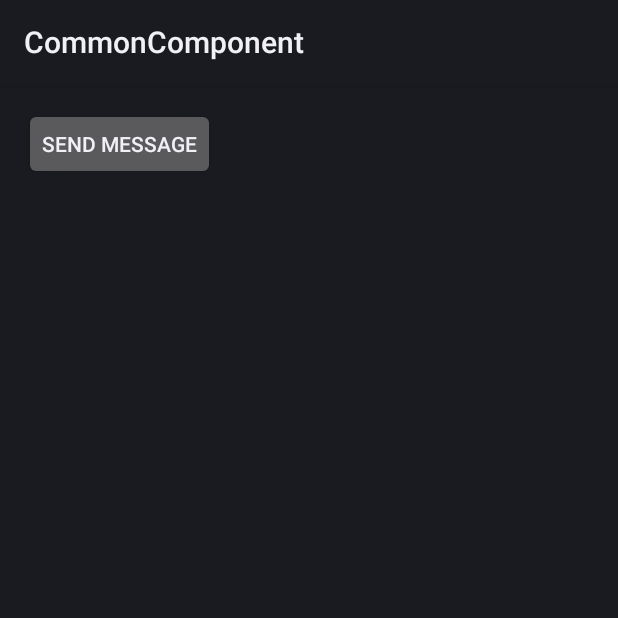
After one commit to jadeyan/common-component, an Android app: the HandlerActivity screen opened directly, with no data from a screen before it, on a phone screen of 412 x 824 dp, the top half of it. The commit adds this screen. Run offline under Robolectric (Android 15) with nearby library versions, the phone set to English and light mode, and no system bars.

Commit message:
Add HandlerActivity.
Add HandlerActivity.

```diff
--- /dev/null
+++ b/app/src/main/java/com/creditease/common/HandlerActivity.java
@@ -0,0 +1,46 @@
+package com.creditease.common;
+
+import android.app.Activity;
+import android.os.Bundle;
+import android.os.Handler;
+import android.view.View;
+import android.widget.Button;
+import android.widget.Toast;
+
+public class HandlerActivity extends Activity {
+
+    public static final int MESSAGE_TYPE_SEND = 1;
+    private Button mBtnSend;
+
+    @Override
+    protected void onCreate(Bundle savedInstanceState) {
+        super.onCreate(savedInstanceState);
+        setContentView(R.layout.activity_handler);
+        mBtnSend = (Button) findViewById(R.id.btn_sendMessage);
+        mBtnSend.setOnClickListener(new View.OnClickListener() {
+            @Override
+            public void onClick(View view) {
+                mHandler.sendEmptyMessage(MESSAGE_TYPE_SEND);
+            }
+        });
+    }
+
+    private Handler mHandler = new Handler() {
+        public void handleMessage(android.os.Message msg) {
+            switch (msg.what) {
+                case MESSAGE_TYPE_SEND:
+                    Toast.makeText(HandlerActivity.this, "Received a message", Toast
+                            .LENGTH_SHORT).show();
+                    break;
+                default:
+                    break;
+            }
+        }
+    };
+
+    @Override
+    protected void onDestroy() {
+        mHandler.removeCallbacksAndMessages(null);
+        super.onDestroy();
+    }
+}
--- a/app/src/main/java/com/creditease/common/MainActivity.java
+++ b/app/src/main/java/com/creditease/common/MainActivity.java
@@ -23,6 +23,7 @@ public class MainActivity extends Activity implements View.OnClickListener {
         findViewById(R.id.btn_webview).setOnClickListener(this);
         findViewById(R.id.btn_webVideo).setOnClickListener(this);
         findViewById(R.id.btn_eventBus).setOnClickListener(this);
+        findViewById(R.id.btn_handler).setOnClickListener(this);
     }
 
     @Override
@@ -53,6 +54,11 @@ public class MainActivity extends Activity implements View.OnClickListener {
                 intent5.setClass(MainActivity.this, EventBusActivity.class);
                 startActivity(intent5);
                 break;
+            case R.id.btn_handler:
+                Intent intent6 = new Intent();
+                intent6.setClass(MainActivity.this, HandlerActivity.class);
+                startActivity(intent6);
+                break;
             default:
                 break;
         }
--- /dev/null
+++ b/app/src/main/res/layout/activity_handler.xml
@@ -0,0 +1,21 @@
+<?xml version="1.0" encoding="utf-8"?>
+<RelativeLayout
+        xmlns:android="http://schemas.android.com/apk/res/android"
+        xmlns:tools="http://schemas.android.com/tools"
+        android:layout_width="match_parent"
+        android:layout_height="match_parent"
+        android:paddingLeft="@dimen/activity_horizontal_margin"
+        android:paddingRight="@dimen/activity_horizontal_margin"
+        android:paddingTop="@dimen/activity_vertical_margin"
+        android:paddingBottom="@dimen/activity_vertical_margin"
+        tools:context="com.creditease.common.HandlerActivity">
+
+        <Button
+                android:id="@+id/btn_sendMessage"
+                android:layout_width="wrap_content"
+                android:layout_height="wrap_content"
+                android:layout_below="@+id/btn_webVideo"
+                android:layout_alignParentStart="true"
+                android:text="send Message"/>
+
+</RelativeLayout>
```
Also changed, not shown: app/src/main/AndroidManifest.xml (+17 -15 lines), app/src/main/res/layout/content_main.xml (+7 -0 lines).
